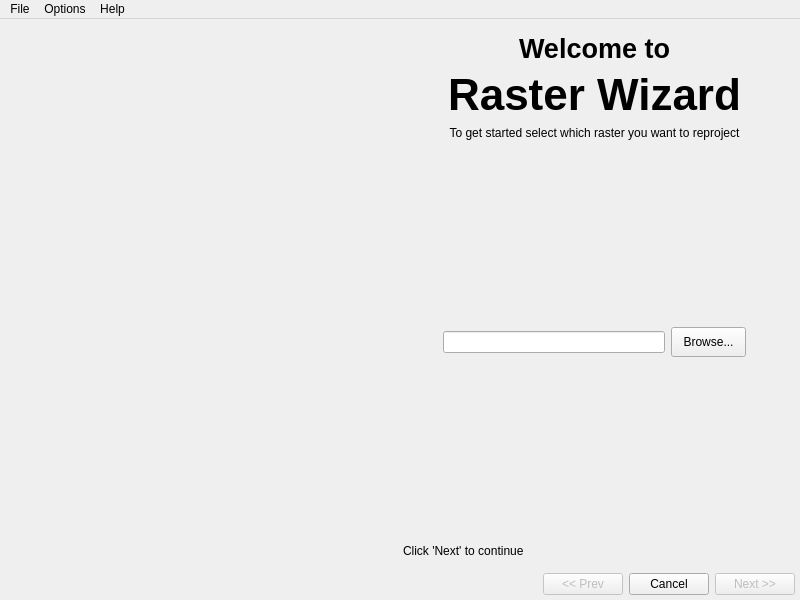
This is new_wizard2.ui in stramel/drasterblaster as Qt 5 draws it before an edit. The edited form follows.
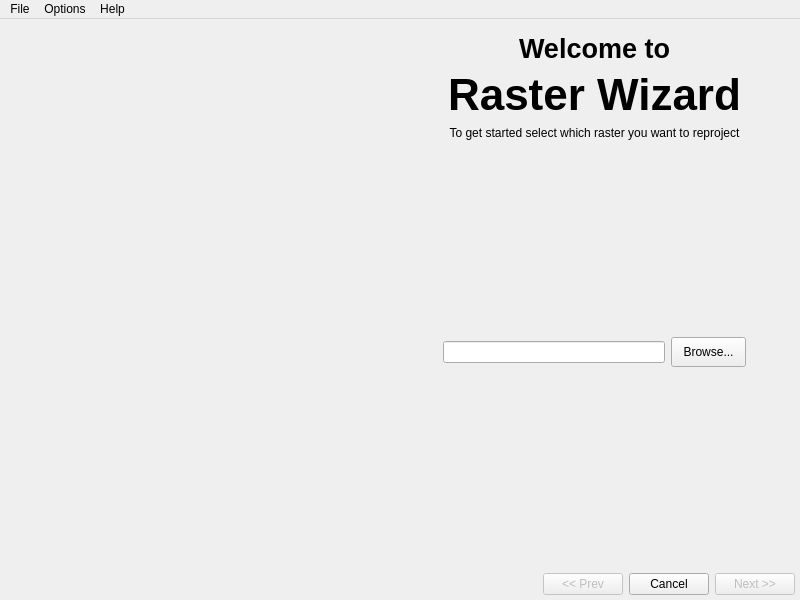
This is the edited form. The open tabs and pages were chosen to show the change. Icons and pictures are not drawn.

```diff
--- a/new_wizard2.ui
+++ b/new_wizard2.ui
@@ -222,16 +222,6 @@
             </property>
            </spacer>
           </item>
-          <item>
-           <widget class="QLabel" name="ClickNextToCont">
-            <property name="text">
-             <string>Click 'Next' to continue</string>
-            </property>
-            <property name="alignment">
-             <set>Qt::AlignLeading|Qt::AlignLeft|Qt::AlignVCenter</set>
-            </property>
-           </widget>
-          </item>
          </layout>
         </item>
        </layout>
```
Left out of the diff: 2 changed lines with no effect on the pictures.
